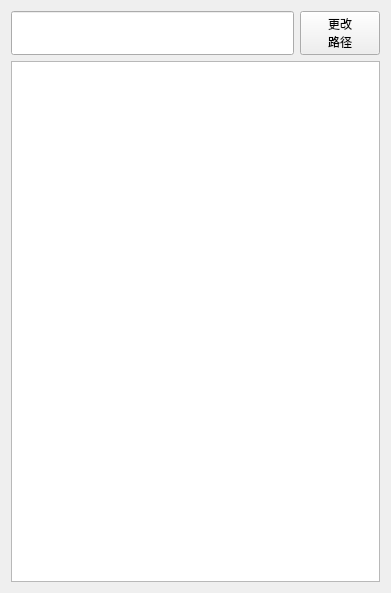
The window that FileSystem/ui/FileSystem.ui (3548848289/UniFileHub) describes before a commit, drawn with Qt 5.
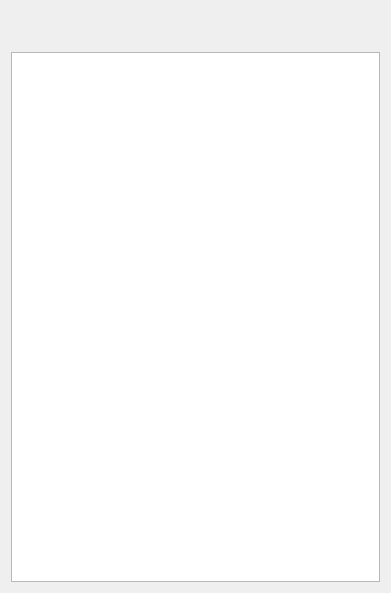
The same window after the commit. Icons and pictures are not drawn.

Commit message: 将文件系统的路径模块改为面包屑组件

The edit to the form file:
```diff
--- a/FileSystem/ui/FileSystem.ui
+++ b/FileSystem/ui/FileSystem.ui
@@ -18,65 +18,12 @@
   </property>
   <layout class="QGridLayout" name="gridLayout">
    <item row="0" column="0">
-    <layout class="QVBoxLayout" name="verticalLayout" stretch="1,13,0">
+    <layout class="QVBoxLayout" name="verticalLayout" stretch="1,13">
      <item>
-      <layout class="QHBoxLayout" name="horizontalLayout" stretch="7,1">
+      <layout class="QHBoxLayout" name="horizontalLayout" stretch="">
        <property name="spacing">
         <number>6</number>
        </property>
-       <item>
-        <widget class="QLineEdit" name="pathLineEdit">
-         <property name="enabled">
-          <bool>true</bool>
-         </property>
-         <property name="sizePolicy">
-          <sizepolicy hsizetype="Expanding" vsizetype="Expanding">
-           <horstretch>0</horstretch>
-           <verstretch>0</verstretch>
-          </sizepolicy>
-         </property>
-         <property name="baseSize">
-          <size>
-           <width>0</width>
-           <height>13</height>
-          </size>
-         </property>
-        </widget>
-       </item>
-       <item>
-        <widget class="QPushButton" name="goButton">
-         <property name="sizePolicy">
-          <sizepolicy hsizetype="Expanding" vsizetype="Expanding">
-           <horstretch>0</horstretch>
-           <verstretch>0</verstretch>
-          </sizepolicy>
-         </property>
-         <property name="styleSheet">
-          <string notr="true">/* 
-QPushButton {
-    color: #7598db;  
-    background-color: #e0e0e0;  
-    border: 1px solid #ccc; 
-    border-radius: 5px;  
-    padding: 5px 10px;  
-}
-*/</string>
-         </property>
-         <property name="text">
-          <string>更改
-路径</string>
-         </property>
-         <property name="icon">
-          <iconset theme="QIcon::ThemeIcon::GoUp"/>
-         </property>
-         <property name="iconSize">
-          <size>
-           <width>10</width>
-           <height>10</height>
-          </size>
-         </property>
-        </widget>
-       </item>
       </layout>
      </item>
      <item>
@@ -89,9 +36,6 @@
        </property>
       </widget>
      </item>
-     <item>
-      <layout class="QHBoxLayout" name="horizontalLayout_2"/>
-     </item>
     </layout>
    </item>
   </layout>
```
The commit also changes 20 other files.
